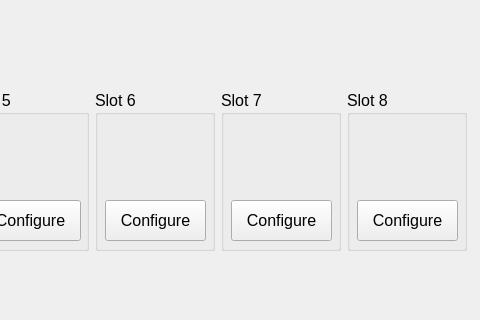
First picture: the form in src/Device_Config_Windows/OSICSMainframeSetupWindow.ui, repository shattered97/OSICS_Interface, before the edit; both pictures show x 544 to 1024 and y 0 to 320 of the 1024 by 768 pixel window.
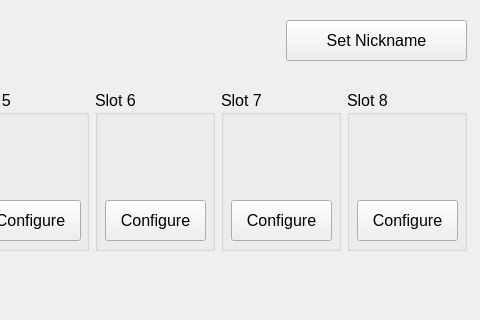
Second picture: the form after the edit.

```diff
--- a/src/Device_Config_Windows/OSICSMainframeSetupWindow.ui
+++ b/src/Device_Config_Windows/OSICSMainframeSetupWindow.ui
@@ -354,6 +354,24 @@
     </property>
     <layout class="QHBoxLayout" name="moduleNameLabelLayout"/>
    </widget>
+   <widget class="QPushButton" name="setNicknameBtn">
+    <property name="geometry">
+     <rect>
+      <x>830</x>
+      <y>20</y>
+      <width>181</width>
+      <height>41</height>
+     </rect>
+    </property>
+    <property name="font">
+     <font>
+      <pointsize>12</pointsize>
+     </font>
+    </property>
+    <property name="text">
+     <string>Set Nickname</string>
+    </property>
+   </widget>
   </widget>
   <widget class="QMenuBar" name="menubar">
    <property name="geometry">
```
